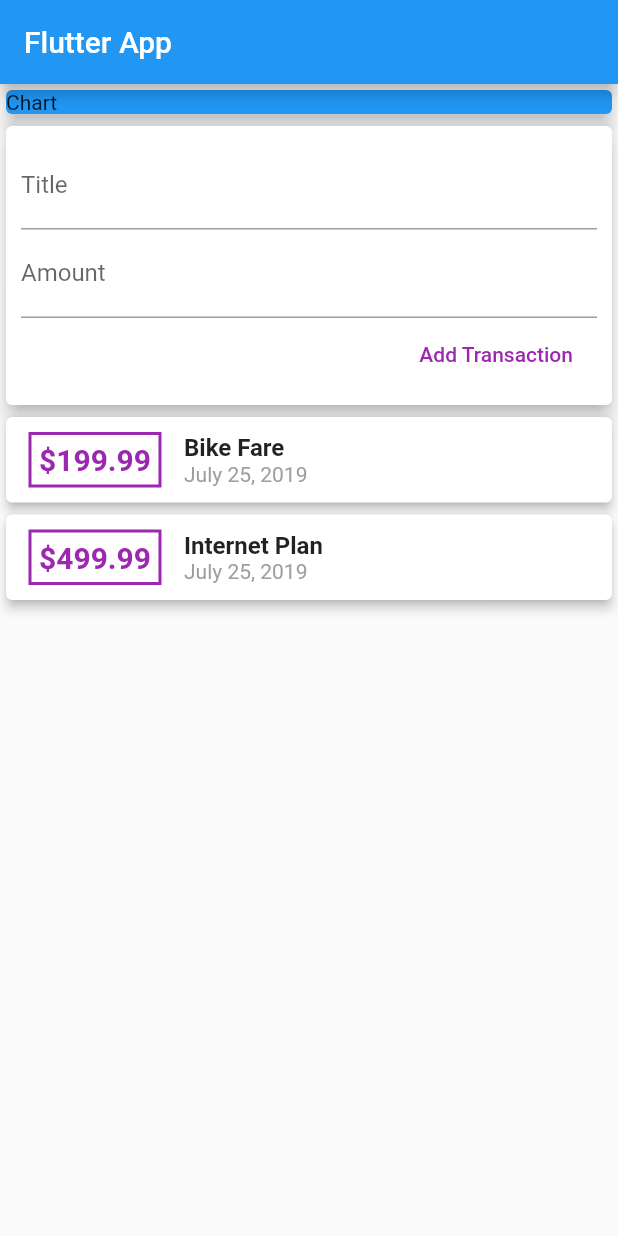
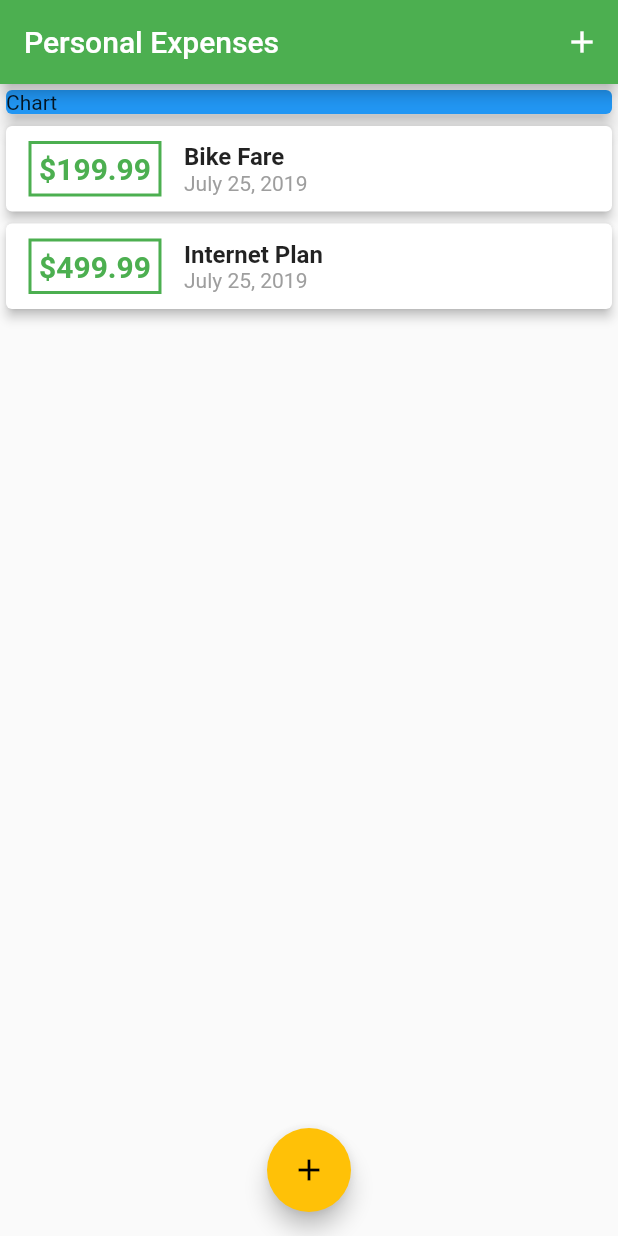
Before and after one commit to lhamycodes/flutter_expense_tracker, a Flutter app: the screen it shows after launch, on a phone screen of 412 x 824 dp. Run offline on Flutter 3.47's test engine with Material 2 defaults, Android fonts, the phone set to English and light mode, and no system bars.

```diff
--- a/lib/main.dart
+++ b/lib/main.dart
@@ -1,7 +1,9 @@
 import 'package:flutter/material.dart';
-import 'package:intl/intl.dart';
 
 import './models/transaction.dart';
+
+import './widgets/new_transaction.dart';
+import './widgets/transaction_list.dart';
 
 void main() => runApp(MyApp());
 
@@ -9,15 +11,25 @@ class MyApp extends StatelessWidget {
   @override
   Widget build(BuildContext context) {
     return MaterialApp(
-      title: 'Flutter App',
+      title: 'Personal Expenses',
       debugShowCheckedModeBanner: false,
+      theme: ThemeData(
+        primarySwatch: Colors.green,
+        accentColor: Colors.amber,
+      ),
       home: MyHomePage(),
     );
   }
 }
 
-class MyHomePage extends StatelessWidget {
-  final List<Transaction> transactions = [
+class MyHomePage extends StatefulWidget {
+  // String titleInput, amountInput;
+  @override
+  _MyHomePageState createState() => _MyHomePageState();
+}
+
+class _MyHomePageState extends State<MyHomePage> {
+  final List<Transaction> _userTransactions = [
     Transaction(
       id: 'tx_0001',
       title: 'Bike Fare',
@@ -31,17 +43,47 @@ class MyHomePage extends StatelessWidget {
       date: DateTime.now(),
     ),
   ];
-  // String titleInput, amountInput;
-  final titleController = TextEditingController();
-  final amountController = TextEditingController();
+
+  void _addNewTransaction(String txTitle, double txAmount) {
+    final newTx = Transaction(
+      title: txTitle,
+      amount: txAmount,
+      date: DateTime.now(),
+      id: DateTime.now().toString(),
+    );
+
+    setState(() {
+      _userTransactions.add(newTx);
+    });
+  }
+
+  void _startAddNewTransaction(BuildContext ctx) {
+    showModalBottomSheet(
+      context: ctx,
+      builder: (_) {
+        return GestureDetector(
+          onTap: () {},
+          child: NewTransaction(_addNewTransaction),
+          behavior: HitTestBehavior.opaque,
+        );
+      },
+    );
+  }
 
   @override
   Widget build(BuildContext context) {
     return Scaffold(
       appBar: AppBar(
-        title: Text('Flutter App'),
+        title: Text('Personal Expenses'),
+        actions: <Widget>[
+          IconButton(
+            icon: Icon(Icons.add),
+            onPressed: () => _startAddNewTransaction(context),
           ),
-      body: Column(
+        ],
+      ),
+      body: SingleChildScrollView(
+        child: Column(
           // mainAxisAlignment: MainAxisAlignment.spaceAround,
           crossAxisAlignment: CrossAxisAlignment.stretch,
           children: <Widget>[
@@ -53,84 +95,14 @@ class MyHomePage extends StatelessWidget {
                 elevation: 5,
               ),
             ),
-          Card(
-            elevation: 5,
-            child: Container(
-              padding: EdgeInsets.all(10),
-              child: Column(
-                crossAxisAlignment: CrossAxisAlignment.end,
-                children: <Widget>[
-                  TextField(
-                    decoration: InputDecoration(labelText: 'Title'),
-                    controller: titleController,
-                  ),
-                  TextField(
-                    decoration: InputDecoration(labelText: 'Amount'),
-                    controller: amountController,
-                  ),
-                  FlatButton(
-                    child: Text("Add Transaction"),
-                    textColor: Colors.purple,
-                    onPressed: () {
-                      print(titleController.text);
-                      print(amountController.text);
-                    },
-                  ),
+            TransactionList(_userTransactions),
           ],
         ),
       ),
-          ),
-          Column(
-            children: transactions.map((tx) {
-              return Card(
-                elevation: 3,
-                child: Row(
-                  children: <Widget>[
-                    Container(
-                      margin: EdgeInsets.symmetric(
-                        vertical: 10,
-                        horizontal: 15,
-                      ),
-                      decoration: BoxDecoration(
-                        border: Border.all(
-                          color: Colors.purple,
-                          width: 2,
-                        ),
-                      ),
-                      padding: EdgeInsets.all(5),
-                      child: Text(
-                        '\$${tx.amount}',
-                        style: TextStyle(
-                          fontWeight: FontWeight.bold,
-                          fontSize: 20,
-                          color: Colors.purple,
-                        ),
-                      ),
-                    ),
-                    Column(
-                      crossAxisAlignment: CrossAxisAlignment.start,
-                      children: <Widget>[
-                        Text(
-                          tx.title,
-                          style: TextStyle(
-                            fontWeight: FontWeight.bold,
-                            fontSize: 16,
-                          ),
-                        ),
-                        Text(
-                          DateFormat.yMMMMd().format(tx.date),
-                          style: TextStyle(
-                            color: Colors.grey,
-                          ),
-                        ),
-                      ],
-                    ),
-                  ],
-                ),
-              );
-            }).toList(),
-          ),
-        ],
+      floatingActionButtonLocation: FloatingActionButtonLocation.centerFloat,
+      floatingActionButton: FloatingActionButton(
+        child: Icon(Icons.add),
+        onPressed: () => _startAddNewTransaction(context),
       ),
     );
   }
--- /dev/null
+++ b/lib/widgets/transaction_list.dart
@@ -0,0 +1,68 @@
+import 'package:flutter/material.dart';
+import 'package:intl/intl.dart';
+import '../models/transaction.dart';
+
+class TransactionList extends StatelessWidget {
+  final List<Transaction> transactions;
+
+  TransactionList(this.transactions);
+
+  @override
+  Widget build(BuildContext context) {
+    return Container(
+      height: 300,
+      child: ListView.builder(
+        itemBuilder: (ctx, index) {
+          Transaction tx = transactions[index];
+          return Card(
+            elevation: 3,
+            child: Row(
+              children: <Widget>[
+                Container(
+                  margin: EdgeInsets.symmetric(
+                    vertical: 10,
+                    horizontal: 15,
+                  ),
+                  decoration: BoxDecoration(
+                    border: Border.all(
+                      color: Theme.of(context).primaryColor,
+                      width: 2,
+                    ),
+                  ),
+                  padding: EdgeInsets.all(5),
+                  child: Text(
+                    '\$${tx.amount.toStringAsFixed(2)}',
+                    style: TextStyle(
+                      fontWeight: FontWeight.bold,
+                      fontSize: 20,
+                      color: Theme.of(context).primaryColor,
+                    ),
+                  ),
+                ),
+                Column(
+                  crossAxisAlignment: CrossAxisAlignment.start,
+                  children: <Widget>[
+                    Text(
+                      tx.title,
+                      style: TextStyle(
+                        fontWeight: FontWeight.bold,
+                        fontSize: 16,
+                      ),
+                    ),
+                    Text(
+                      DateFormat.yMMMMd().format(tx.date),
+                      style: TextStyle(
+                        color: Colors.grey,
+                      ),
+                    ),
+                  ],
+                ),
+              ],
+            ),
+          );
+        },
+        itemCount: transactions.length,
+      ),
+    );
+  }
+}
```
Also changed, not shown: lib/widgets/new_transaction.dart (added, +67 -0 lines), lib/transaction_list.dart (deleted). Lines whose indentation alone changed are shown as unchanged.
